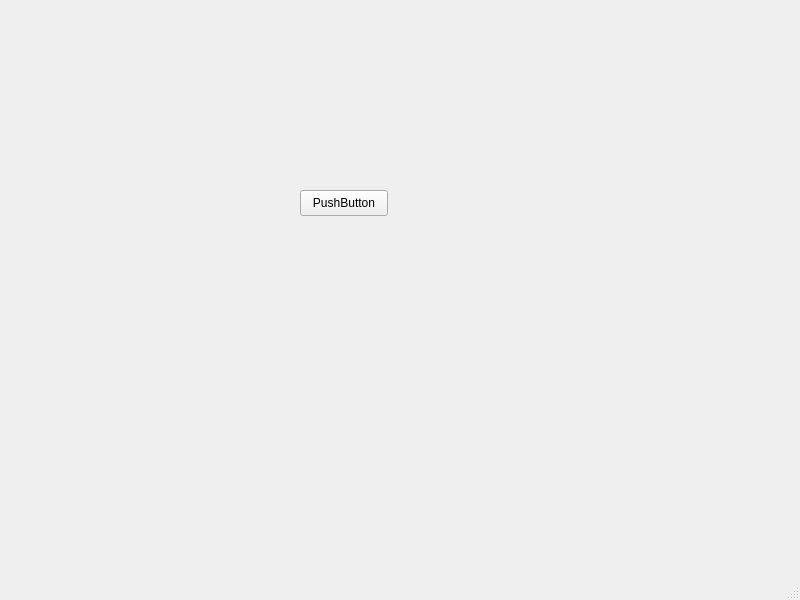
iHe1u0/RefrigeratorMonitor, file mainwindow.ui: the form before one commit.
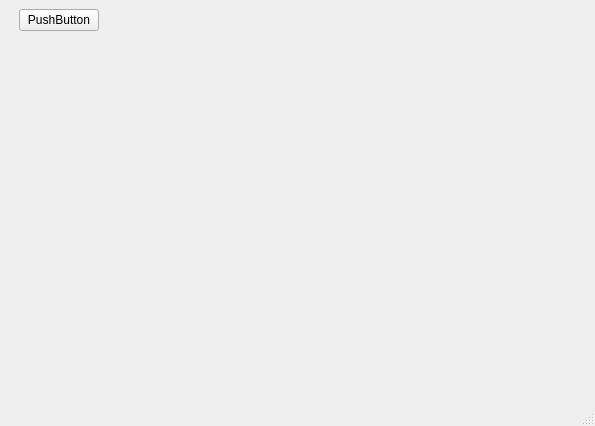
The form after the commit.

The edit to the form file:
```diff
--- a/mainwindow.ui
+++ b/mainwindow.ui
@@ -6,26 +6,41 @@
    <rect>
     <x>0</x>
     <y>0</y>
-    <width>800</width>
-    <height>600</height>
+    <width>595</width>
+    <height>426</height>
    </rect>
   </property>
   <property name="windowTitle">
    <string>MainWindow</string>
   </property>
   <widget class="QWidget" name="centralwidget">
-   <widget class="QPushButton" name="pushButton">
+   <widget class="QWidget" name="gridLayoutWidget">
     <property name="geometry">
      <rect>
-      <x>300</x>
-      <y>190</y>
-      <width>88</width>
-      <height>26</height>
+      <x>19</x>
+      <y>9</y>
+      <width>561</width>
+      <height>381</height>
      </rect>
     </property>
-    <property name="text">
-     <string>PushButton</string>
-    </property>
+    <layout class="QGridLayout" name="gridLayout">
+     <property name="sizeConstraint">
+      <enum>QLayout::SetMaximumSize</enum>
+     </property>
+     <item row="0" column="0">
+      <widget class="QPushButton" name="pushButton">
+       <property name="sizePolicy">
+        <sizepolicy hsizetype="Fixed" vsizetype="Fixed">
+         <horstretch>0</horstretch>
+         <verstretch>0</verstretch>
+        </sizepolicy>
+       </property>
+       <property name="text">
+        <string>PushButton</string>
+       </property>
+      </widget>
+     </item>
+    </layout>
    </widget>
   </widget>
   <widget class="QMenuBar" name="menubar">
```
Left out of the diff: 4 changed lines with no effect on the pictures.
